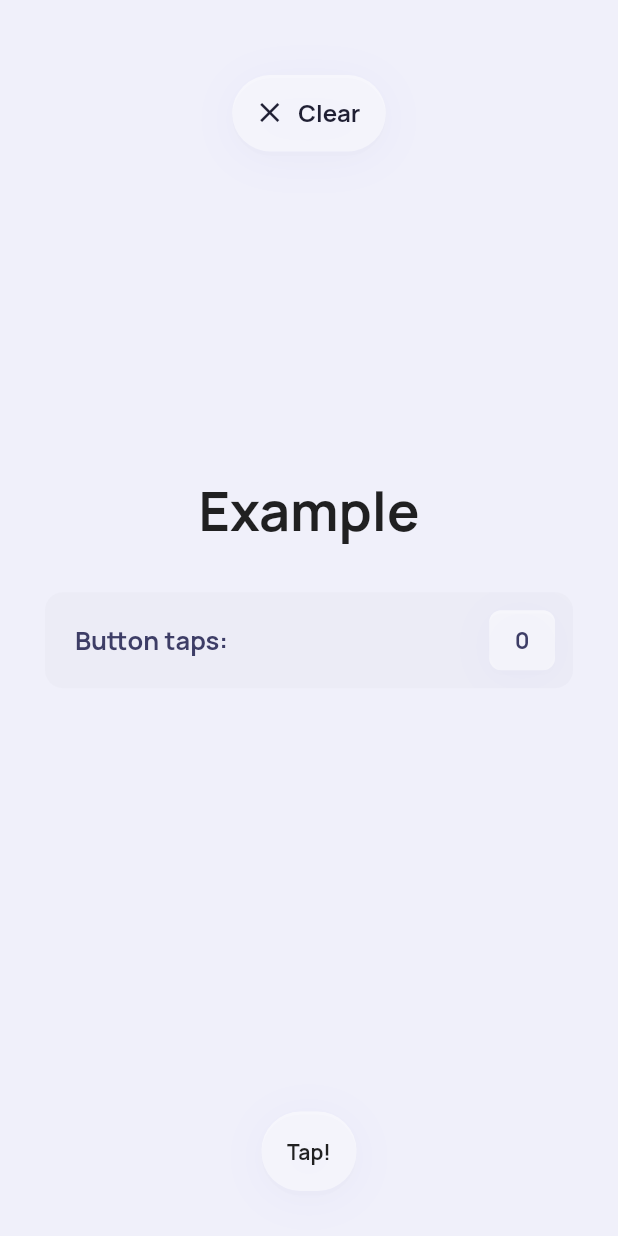
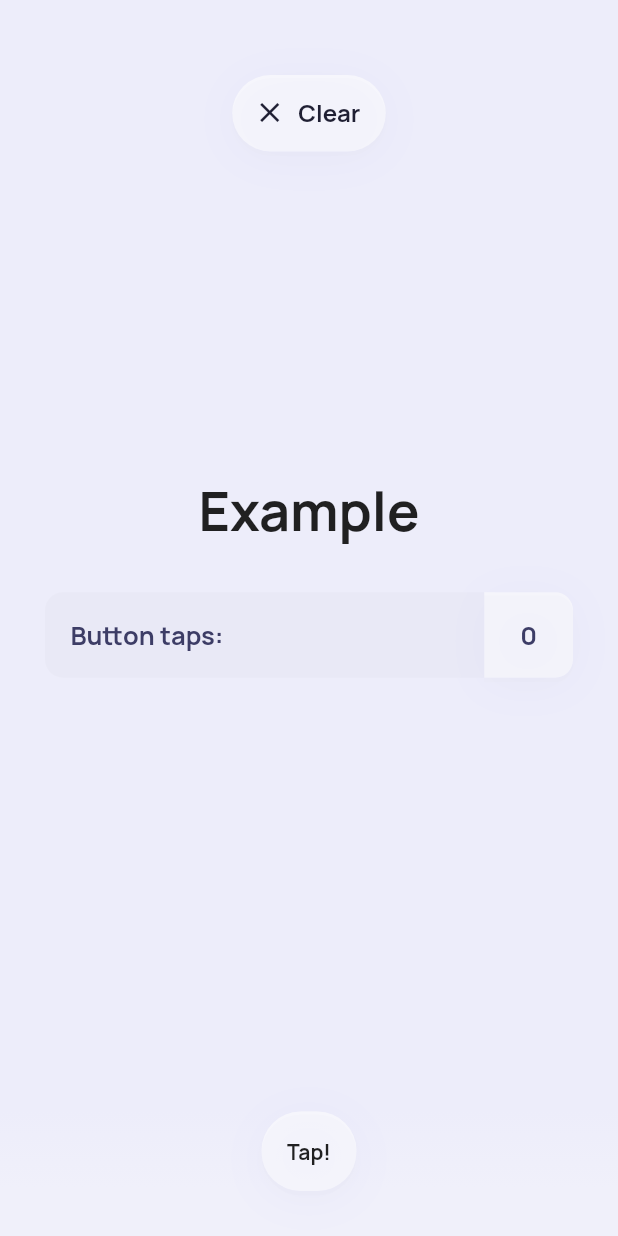
Before and after one commit to olksij/slikker_kit, a Flutter app: the screen it shows after launch, on a phone screen of 412 x 824 dp. Run offline on Flutter 3.47's test engine with Material 2 defaults, Android fonts, the phone set to English and light mode, and no system bars.

Commit message:
Made example suit the future design.

```diff
--- a/example/lib/main.dart
+++ b/example/lib/main.dart
@@ -46,26 +46,28 @@ class _HomePageState extends State<HomePage> {
       ),
       header: SlikkerContainer(
         accent: accent,
-        padding: EdgeInsets.fromLTRB(20, 12, 12, 12),
         child: Row(
           children: [
             Expanded(
-              child: Text(
-                'Button taps:',
-                style: TextStyle(
-                  fontSize: 17,
-                  color: getColor(1, accent, 0.4, 0.4),
+              child: Padding(
+                padding: EdgeInsets.symmetric(horizontal: 17),
+                child: Text(
+                  'Button taps:',
+                  style: TextStyle(
+                    fontSize: 17,
+                    color: getColor(1, accent, 0.4, 0.4),
+                  ),
                 ),
               ),
             ),
             SlikkerButton(
               accent: 240,
-              borderRadius: BorderRadius.circular(8),
-              padding: EdgeInsets.symmetric(horizontal: 17, vertical: 10),
+              borderRadius: BorderRadius.horizontal(right: Radius.circular(12)),
+              padding: EdgeInsets.symmetric(horizontal: 24, vertical: 17),
               child: Text(
                 count.toString(),
                 style: TextStyle(
-                  fontSize: 15,
+                  fontSize: 17,
                   color: getColor(1, accent, 0.4, 0.4),
                 ),
               ),
--- a/lib/src/button.dart
+++ b/lib/src/button.dart
@@ -9,8 +9,8 @@ import 'animations.dart';
 
 const Duration _lightFadeInDuration = Duration(milliseconds: 100);
 const Duration _lightFadeOutDuration = Duration(milliseconds: 500);
-const Duration _lightPressDuration = Duration(milliseconds: 2000);
-const Duration _lightRadiusDuration = Duration(milliseconds: 800);
+const Duration _lightPressDuration = Duration(milliseconds: 1000);
+const Duration _lightRadiusDuration = Duration(milliseconds: 500);
 
 class SlikkerButton extends StatefulWidget {
   SlikkerButton({
@@ -273,12 +273,12 @@ class _ButtonEffects extends CustomPainter {
     // Extract variables.
     BorderRadius borderRadius = button.borderRadius;
     Offset tapPosition = button.tapPosition;
-    int fade = button.lightFade.value * 255 ~/ 1;
+    int fade = button.lightFade.value * 255 ~/ 1.5;
     double radius = button.lightRadius.value *
         sqrt(pow(size.width, 2) + pow(size.height, 2));
 
     final colors = [
-      Color(0xFFFFFF).withAlpha(fade ~/ 2),
+      Color(0xFFFFFF).withAlpha(fade ~/ 1.5),
       Color(0xFFFFFF).withAlpha(fade),
     ];
 
--- a/lib/src/container.dart
+++ b/lib/src/container.dart
@@ -35,11 +35,11 @@ class SlikkerContainer extends StatelessWidget {
     return Container(
       margin: margin,
       padding: padding,
-      clipBehavior: Clip.hardEdge,
+      //clipBehavior: Clip.hardEdge,
       decoration: BoxDecoration(
         borderRadius: borderRadius ?? BorderRadius.circular(12),
         color: HSVColor.fromAHSV(
-                0.75, accent ?? SlikkerContainer.defaultAccent, 0.04, 0.96)
+                0.5, accent ?? SlikkerContainer.defaultAccent, 0.05, 0.95)
             .toColor(),
         boxShadow: [],
       ),
--- a/lib/src/scaffold.dart
+++ b/lib/src/scaffold.dart
@@ -116,7 +116,7 @@ class _SlikkerScaffoldState extends State<SlikkerScaffold> {
   @override
   Widget build(BuildContext context) {
     return Material(
-      color: HSVColor.fromAHSV(1, 240, 0.04, 0.98).toColor(),
+      color: HSVColor.fromAHSV(1, 240, 0.05, 0.98).toColor(),
       child: SafeArea(
         top: true,
         child: Stack(
--- a/pubspec.yaml
+++ b/pubspec.yaml
@@ -1,7 +1,7 @@
 name: slikker_kit
 description: Slikker Kit is a Flutter package which provides Slikker Design System components.
 
-version: 1.1.0-alpha.18
+version: 1.1.0-alpha.19
 
 homepage: https://github.com/AlexBesida/slikker_kit#readme
 repository: https://github.com/AlexBesida/slikker_kit
```
Also changed, not shown: 1 other file.
